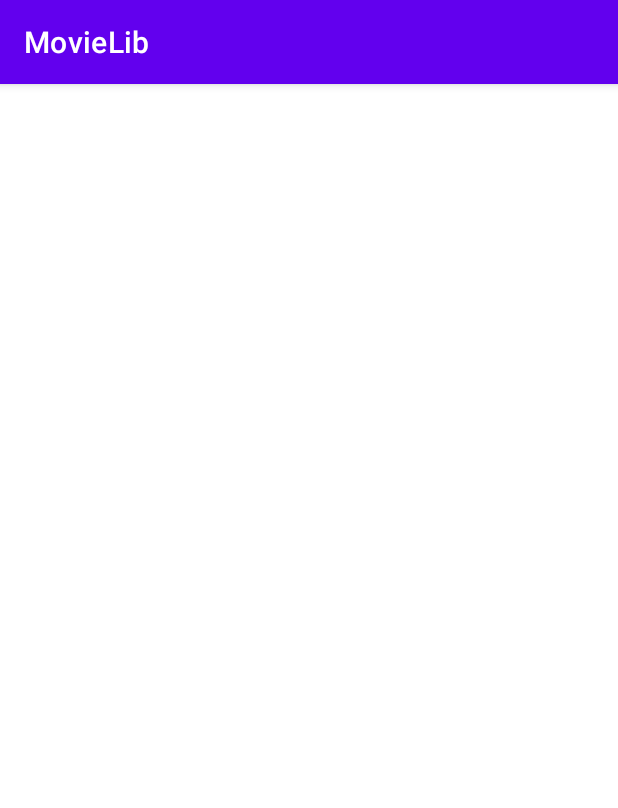
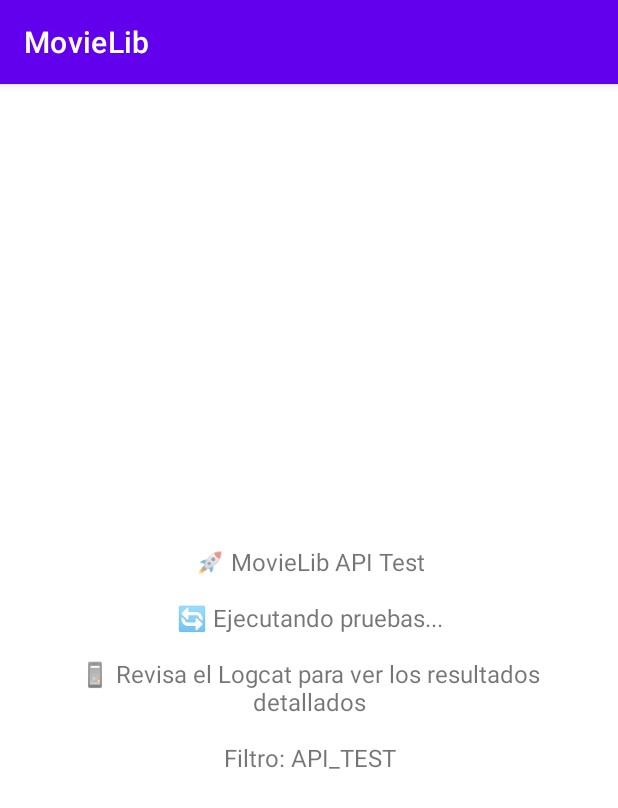
Before and after one commit to IvanLB1405/MovieLib, an Android app: the screen it shows after launch (ApiTestActivity), on a phone screen of 412 x 824 dp. Shown: the top 808 px of the screen. Run offline under Robolectric (Android 15) with nearby library versions, the phone set to English and light mode, and no system bars; our stand-ins replace Room's generated code.

```diff
--- a/app/src/main/AndroidManifest.xml
+++ b/app/src/main/AndroidManifest.xml
@@ -20,7 +20,7 @@
 
         <!-- Activity principal para pruebas de API -->
         <activity
-            android:name="com.movielib.ApiTestActivity"
+            android:name="com.movielib.app.ApiTestActivity"
             android:exported="true">
             <intent-filter>
                 <action android:name="android.intent.action.MAIN" />
--- a/app/src/main/java/com/movielib/ApiTestActivity.kt
+++ b/app/src/main/java/com/movielib/ApiTestActivity.kt
@@ -1,12 +1,15 @@
-package com.movielib
+package com.movielib.app
 
 import android.os.Bundle
 import android.util.Log
 import androidx.appcompat.app.AppCompatActivity
 import androidx.lifecycle.lifecycleScope
+import com.movielib.movielib.api.ApiResponse
 import com.movielib.movielib.repository.MovieRepository
 import kotlinx.coroutines.launch
+import kotlinx.coroutines.flow.collect
 import com.movielib.movielib.database.MovieDatabase
+import com.movielib.movielib.utils.Constants
 
 class ApiTestActivity : AppCompatActivity() {
 
@@ -15,14 +18,21 @@ class ApiTestActivity : AppCompatActivity() {
     override fun onCreate(savedInstanceState: Bundle?) {
         super.onCreate(savedInstanceState)
 
-        // Como no tienes MainActivity, usamos un layout simple o creamos la vista programáticamente
-        // Por ahora, no necesitamos layout para la prueba
+        // Crear un layout simple para mostrar que está funcionando
+        val textView = android.widget.TextView(this)
+        textView.text = "🚀 MovieLib API Test\n\n🔄 Ejecutando pruebas...\n\n📱 Revisa el Logcat para ver los resultados detallados\n\nFiltro: API_TEST"
+        textView.gravity = android.view.Gravity.CENTER
+        textView.textSize = 16f
+        textView.setPadding(32, 32, 32, 32)
+        setContentView(textView)
 
         Log.d("API_TEST", "🚀 ApiTestActivity iniciada")
 
         try {
             // Inicializar el repository (del módulo movielib)
-            movieRepository = MovieRepository(this)
+            val database = MovieDatabase.getDatabase(this)
+            val movieDao = database.movieDao()
+            movieRepository = MovieRepository(movieDao, Constants.TMDB_API_KEY)
             Log.d("API_TEST", "✅ MovieRepository inicializado correctamente")
 
             // Probar la API
@@ -61,8 +71,14 @@ class ApiTestActivity : AppCompatActivity() {
     private suspend fun testSearchMovies() {
         try {
             Log.d("API_TEST", "🔍 Probando búsqueda de películas...")
-            val movies = movieRepository.searchMovies("Avengers")
 
+            movieRepository.searchMovies("Avengers").collect { response ->
+                when (response) {
+                    is ApiResponse.Loading -> {
+                        Log.d("API_TEST", "🔄 Cargando búsqueda...")
+                    }
+                    is ApiResponse.Success -> {
+                        val movies = response.data
                         if (movies.isNotEmpty()) {
                             Log.d("API_TEST", "✅ Búsqueda exitosa! Encontradas ${movies.size} películas")
                             movies.take(3).forEach { movie ->
@@ -70,6 +86,15 @@ class ApiTestActivity : AppCompatActivity() {
                             }
                         } else {
                             Log.w("API_TEST", "⚠️ No se encontraron películas en la búsqueda")
+                        }
+                    }
+                    is ApiResponse.Error -> {
+                        Log.e("API_TEST", "❌ Error en búsqueda: ${response.message}")
+                    }
+                    is ApiResponse.NetworkError -> {
+                        Log.e("API_TEST", "❌ Error de conexión en búsqueda")
+                    }
+                }
             }
 
         } catch (e: Exception) {
@@ -80,15 +105,30 @@ class ApiTestActivity : AppCompatActivity() {
     private suspend fun testPopularMovies() {
         try {
             Log.d("API_TEST", "🔥 Probando películas populares...")
-            val movies = movieRepository.getPopularMovies()
 
+            movieRepository.getPopularMovies().collect { response ->
+                when (response) {
+                    is ApiResponse.Loading -> {
+                        Log.d("API_TEST", "🔄 Cargando películas populares...")
+                    }
+                    is ApiResponse.Success -> {
+                        val movies = response.data
                         if (movies.isNotEmpty()) {
                             Log.d("API_TEST", "✅ Películas populares obtenidas! Total: ${movies.size}")
                             movies.take(3).forEach { movie ->
-                    Log.d("API_TEST", "🎬 ${movie.title} - Popularidad: ${movie.popularity}")
+                                Log.d("API_TEST", "🎬 ${movie.title} - Rating: ${movie.voteAverage}")
                             }
                         } else {
                             Log.w("API_TEST", "⚠️ No se encontraron películas populares")
+                        }
+                    }
+                    is ApiResponse.Error -> {
+                        Log.e("API_TEST", "❌ Error obteniendo películas populares: ${response.message}")
+                    }
+                    is ApiResponse.NetworkError -> {
+                        Log.e("API_TEST", "❌ Error de conexión obteniendo películas populares")
+                    }
+                }
             }
 
         } catch (e: Exception) {
@@ -99,17 +139,28 @@ class ApiTestActivity : AppCompatActivity() {
     private suspend fun testMovieDetails() {
         try {
             Log.d("API_TEST", "🎭 Probando detalles de película específica...")
+
             // Usar ID de una película conocida (Avengers: Endgame)
-            val movie = movieRepository.getMovieDetails(299534)
-
-            if (movie != null) {
+            movieRepository.getMovieDetails(299534).collect { response ->
+                when (response) {
+                    is ApiResponse.Loading -> {
+                        Log.d("API_TEST", "🔄 Cargando detalles de película...")
+                    }
+                    is ApiResponse.Success -> {
+                        val movie = response.data
                         Log.d("API_TEST", "✅ Detalles obtenidos exitosamente!")
                         Log.d("API_TEST", "🎬 Título: ${movie.title}")
                         Log.d("API_TEST", "📅 Fecha: ${movie.releaseDate}")
                         Log.d("API_TEST", "⭐ Rating: ${movie.voteAverage}")
-                Log.d("API_TEST", "📝 Resumen: ${movie.overview.take(100)}...")
-            } else {
-                Log.w("API_TEST", "⚠️ No se pudieron obtener los detalles de la película")
+                        Log.d("API_TEST", "📝 Resumen: ${movie.overview?.take(100) ?: "Sin resumen"}...")
+                    }
+                    is ApiResponse.Error -> {
+                        Log.e("API_TEST", "❌ Error obteniendo detalles: ${response.message}")
+                    }
+                    is ApiResponse.NetworkError -> {
+                        Log.e("API_TEST", "❌ Error de conexión obteniendo detalles")
+                    }
+                }
             }
 
         } catch (e: Exception) {
@@ -121,22 +172,22 @@ class ApiTestActivity : AppCompatActivity() {
         try {
             Log.d("API_TEST", "💾 Probando base de datos local...")
 
-            // Obtener todas las películas de la base de datos
-            val localMovies = movieRepository.getAllMovies()
-            Log.d("API_TEST", "📊 Películas en base de datos local: ${localMovies.size}")
+            // Obtener todas las películas de la biblioteca (si existen estos métodos)
+            val libraryMovies = movieRepository.getLibraryMovies()
+            Log.d("API_TEST", "📊 Películas en biblioteca: ${libraryMovies.size}")
 
-            // Obtener favoritas
-            val favorites = movieRepository.getFavoriteMovies()
-            Log.d("API_TEST", "❤️ Películas favoritas: ${favorites.size}")
-
-            if (localMovies.isNotEmpty()) {
+            if (libraryMovies.isNotEmpty()) {
                 Log.d("API_TEST", "✅ Base de datos local funcionando correctamente")
-                localMovies.take(3).forEach { movie ->
-                    Log.d("API_TEST", "💾 Local: ${movie.title} - Favorito: ${movie.isFavorite}")
+                libraryMovies.take(3).forEach { movie ->
+                    Log.d("API_TEST", "💾 Local: ${movie.title} - En biblioteca: ${movie.isInLibrary}")
                 }
             } else {
                 Log.d("API_TEST", "ℹ️ Base de datos local vacía (normal en primera ejecución)")
             }
+
+            // Obtener estadísticas de la biblioteca
+            val stats = movieRepository.getLibraryStats()
+            Log.d("API_TEST", "📈 Estadísticas - Total: ${stats.totalMovies}, Rating promedio: ${stats.averageRating}, Con reseñas: ${stats.moviesWithReviews}")
 
         } catch (e: Exception) {
             Log.e("API_TEST", "❌ Error en base de datos local: ${e.message}", e)
```
Also changed, not shown: app/build.gradle.kts (+9 -0 lines), gradle/libs.versions.toml (+11 -0 lines), movielib/src/main/java/com/movielib/movielib/database/MovieDatabase.kt (+2 -21 lines), movielib/src/main/java/com/movielib/movielib/repository/MovieRepository.kt (+0 -53 lines). Lines whose indentation alone changed are shown as unchanged.
